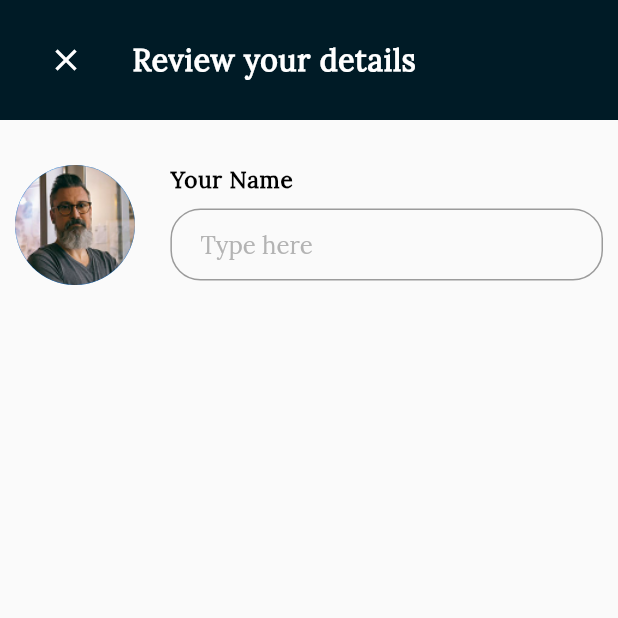
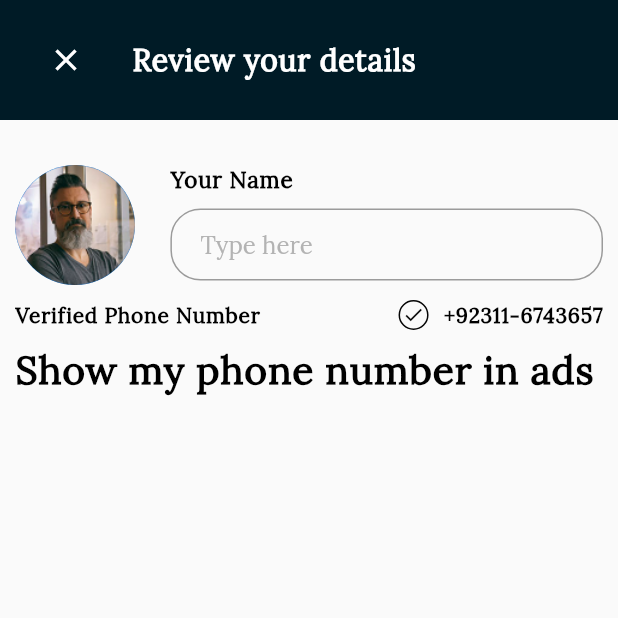
Before and after one commit to devsinntechnologies/bhai-chara, a Flutter app: the PostDetailScreen2 screen opened directly, on a phone screen of 412 x 824 dp, the top half of it. Run offline on Flutter 3.47's test engine with Material 2 defaults, Android fonts, the phone set to English and light mode, and no system bars; our stand-ins replace firebase_core, image_picker, intl_phone_field; accounts and stored records are empty.

Commit message:
some change

```diff
--- a/lib/view/review_details_screen.dart
+++ b/lib/view/review_details_screen.dart
@@ -75,9 +75,49 @@ class _PostDetailScreen2State extends State<PostDetailScreen2> {
                 const SizedBox(
                   height: 10,
                 ),
+                Row(
+                  children: [
+                    Text(
+                      "Verified Phone Number",
+                      style: AppTextStyles.textStyleBoldBodyXSmall,
+                    ),
+                    const Spacer(),
+                    Container(
+                      height: 20,
+                      width: 20,
+                      decoration: BoxDecoration(
+                        border: Border.all(color: Color(0xfa000000)),
+                        borderRadius: BorderRadius.circular(20),
+                      ),
+                      child: const Center(
+                        child: Icon(
+                          Icons.done_outlined,
+                          color: Color(0xfa000000),
+                          size: 15,
+                        ),
+                      ),
+                    ),
+                    const SizedBox(
+                      width: 10,
+                    ),
+                    Text("+92311-6743657",
+                        style: AppTextStyles.textStyleBoldBodyXSmall),
+                  ],
+                ),
+                const SizedBox(
+                  height: 10,
+                ),
+                Row(
+                  children: [
+                    Text(
+                      "Show my phone number in ads",
+                      style: AppTextStyles.textStyleBoldSubTitleLarge,
+                    )
+                  ],
+                )
               ],
             ),
-          )
+          ),
         ],
       ),
     ));
```
